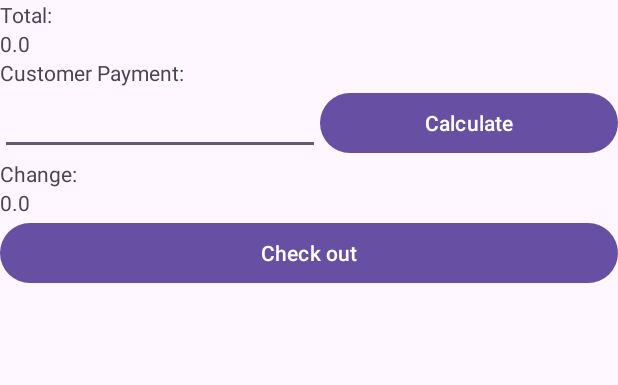
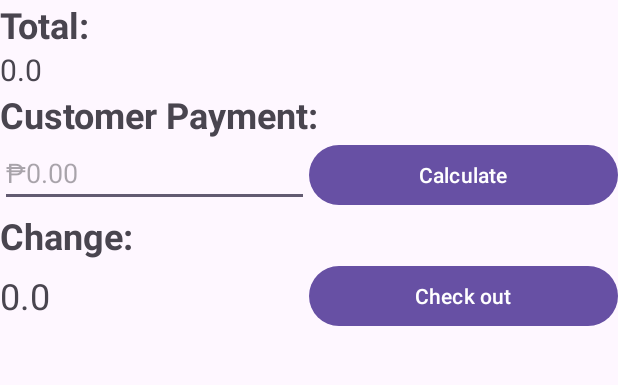
Before and after one commit to jethanSarita/Sarithmetics, an Android app: the CartActivity screen opened directly, with no data from a screen before it, after a tap on "Calculate", on a phone screen of 412 x 824 dp, the part 96-481 px from its top. Run offline under Robolectric (Android 15) with nearby library versions, the phone set to English and light mode, and no system bars; Roboto replaces fonts that are not available here; 6 statements that could not run were skipped.

Commit message:
im not sure exactly what i updated but i think its the ui a lil but needs color and margining.

```diff
--- a/app/src/main/java/com/example/sarithmetics/CartActivity.java
+++ b/app/src/main/java/com/example/sarithmetics/CartActivity.java
@@ -1,4 +1,6 @@
 package com.example.sarithmetics;
+
+import static android.text.TextUtils.isEmpty;
 
 import androidx.appcompat.app.AppCompatActivity;
 import androidx.recyclerview.widget.LinearLayoutManager;
@@ -17,7 +19,7 @@ import android.widget.Toast;
 
 import java.util.ArrayList;
 
-public class CartActivity extends AppCompatActivity {
+public class CartActivity extends AppCompatActivity implements CustomAdapter.OnItemClickListener {
     ArrayList<String> cartedProductID, cartedProductName, cartedProductPrice, cartedProductQty;
     ArrayList<Product> cartedProduct;
     CustomAdapter customAdapter;
@@ -56,7 +58,7 @@ public class CartActivity extends AppCompatActivity {
         /*Listing*/
         cartedProduct = (ArrayList<Product>) getIntent().getSerializableExtra("key");
         storeDataInArrays();
-        customAdapter = new CustomAdapter(CartActivity.this, cartedProductID, cartedProductName, cartedProductPrice, cartedProductQty);
+        customAdapter = new CustomAdapter(CartActivity.this, cartedProductID, cartedProductName, cartedProductPrice, cartedProductQty, this);
         recyclerView.setAdapter(customAdapter);
         recyclerView.setLayoutManager(new LinearLayoutManager(CartActivity.this));
 
@@ -65,7 +67,11 @@ public class CartActivity extends AppCompatActivity {
         calculate.setOnClickListener(new View.OnClickListener() {
             @Override
             public void onClick(View view) {
-                float customerPaymentFloat = Float.parseFloat(customerPayment.getText().toString().trim());
+                float customerPaymentFloat = 0;
+                String tempPayment = customerPayment.getText().toString().trim();
+                if(!isEmpty(tempPayment)){
+                    customerPaymentFloat = Float.parseFloat(tempPayment);
+                }
                 float result = customerPaymentFloat - total;
                 if(result < 0){
                     Toast.makeText(CartActivity.this,"Missing " + ( -1 * result) + " Pesos", Toast.LENGTH_SHORT).show();
@@ -127,4 +133,9 @@ public class CartActivity extends AppCompatActivity {
             total += p.getProductPrice() * (float) p.getProductQty();
         }
     }
+
+    @Override
+    public void onItemClick(int position, String productId, String productName, String productPrice, String productQty) {
+
+    }
 }
--- a/app/src/main/res/layout/activity_cart.xml
+++ b/app/src/main/res/layout/activity_cart.xml
@@ -22,19 +22,25 @@
             android:id="@+id/textView9"
             android:layout_width="match_parent"
             android:layout_height="wrap_content"
-            android:text="Total:" />
+            android:fontFamily="sans-serif"
+            android:text="Total:"
+            android:textSize="24sp"
+            android:textStyle="bold" />
 
         <TextView
             android:id="@+id/tvCartTotal"
             android:layout_width="match_parent"
             android:layout_height="wrap_content"
-            android:text="TextView" />
+            android:text="0.00"
+            android:textSize="20sp" />
 
         <TextView
             android:id="@+id/textView11"
             android:layout_width="match_parent"
             android:layout_height="wrap_content"
-            android:text="Customer Payment:" />
+            android:text="Customer Payment:"
+            android:textSize="24sp"
+            android:textStyle="bold" />
 
         <LinearLayout
             android:layout_width="match_parent"
@@ -45,13 +51,16 @@
                 android:id="@+id/etnCustomerPayment"
                 android:layout_width="wrap_content"
                 android:layout_height="wrap_content"
-                android:ems="10"
+                android:layout_weight="1"
+                android:ems="20"
+                android:hint="₱0.00"
                 android:inputType="number" />
 
             <Button
                 android:id="@+id/btnCartCalculate"
                 android:layout_width="match_parent"
                 android:layout_height="wrap_content"
+                android:layout_weight="1"
                 android:text="Calculate" />
         </LinearLayout>
 
@@ -59,21 +68,33 @@
             android:id="@+id/textView13"
             android:layout_width="match_parent"
             android:layout_height="wrap_content"
-            android:text="Change:" />
+            android:text="Change:"
+            android:textSize="24sp"
+            android:textStyle="bold" />
+
+        <LinearLayout
+            android:layout_width="match_parent"
+            android:layout_height="match_parent"
+            android:orientation="horizontal">
 
             <TextView
                 android:id="@+id/tvCartChange"
                 android:layout_width="match_parent"
                 android:layout_height="wrap_content"
-            android:text="" />
+                android:layout_gravity="center_vertical"
+                android:layout_weight="1"
+                android:text=""
+                android:textSize="24sp" />
 
             <Button
                 android:id="@+id/btnCartCheckOut"
                 android:layout_width="match_parent"
                 android:layout_height="wrap_content"
+                android:layout_weight="1"
                 android:text="Check out"
                 android:visibility="invisible"
                 tools:visibility="visible" />
+        </LinearLayout>
 
     </LinearLayout>
 
--- a/app/src/main/res/layout/editpopup.xml
+++ b/app/src/main/res/layout/editpopup.xml
@@ -79,8 +79,6 @@
                         android:id="@+id/btnEditPopupEdit"
                         android:layout_width="wrap_content"
                         android:layout_height="wrap_content"
-                        android:layout_marginLeft="10dp"
-                        android:layout_marginRight="10dp"
                         android:layout_weight="1"
                         android:backgroundTint="#E87C3C"
                         android:text="Edit" />
@@ -89,8 +87,6 @@
                         android:id="@+id/btnEditPopupDelete"
                         android:layout_width="wrap_content"
                         android:layout_height="wrap_content"
-                        android:layout_marginLeft="10dp"
-                        android:layout_marginRight="10dp"
                         android:layout_weight="1"
                         android:backgroundTint="#E87C3C"
                         android:text="Delete" />
@@ -99,8 +95,6 @@
                         android:id="@+id/btnEditPopupClose"
                         android:layout_width="wrap_content"
                         android:layout_height="wrap_content"
-                        android:layout_marginLeft="10dp"
-                        android:layout_marginRight="10dp"
                         android:layout_weight="1"
                         android:backgroundTint="#E87C3C"
                         android:text="Close" />
```
Lines whose indentation alone changed are shown as unchanged.
